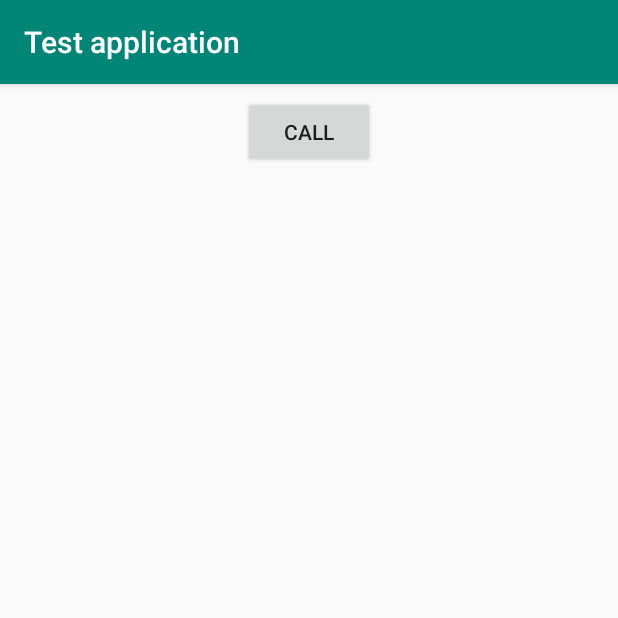
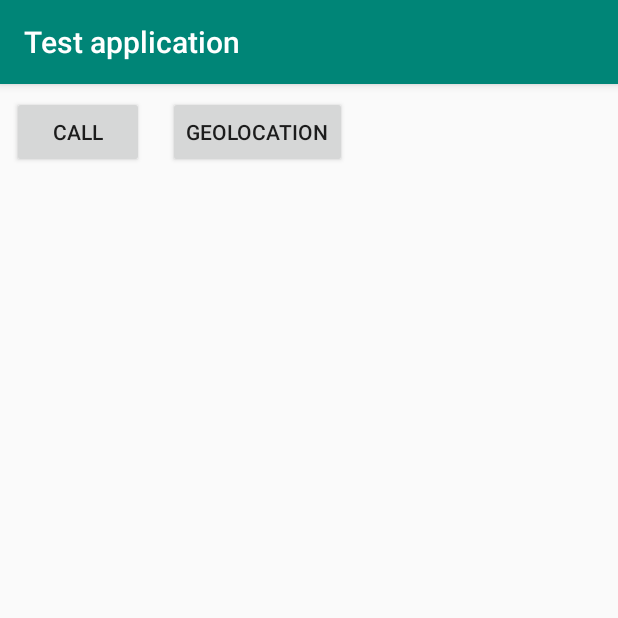
Before and after one commit to ryosaeba82/MultiTestApp, an Android app: the fragment IntentMenuFragment shown on its own in the app's theme, on a phone screen of 412 x 824 dp, the top half of it. Run offline under Robolectric (Android 15) with nearby library versions, the phone set to English and light mode, and no system bars; 1 statement that could not run was skipped.

Commit message:
* Iniziata implementazione GPS

```diff
--- a/app/src/main/java/com/starware/mpicciau/multitestapp/IntentMenuFragment.java
+++ b/app/src/main/java/com/starware/mpicciau/multitestapp/IntentMenuFragment.java
@@ -20,14 +20,19 @@ public class IntentMenuFragment extends Fragment {
         // Required empty public constructor
     }
 
+    private void Geolocation_execute(View view){
+
+    }
 
     @Override
     public View onCreateView(LayoutInflater inflater, ViewGroup container,
                              Bundle savedInstanceState) {
         // Inflate the layout for this fragment
         View view =  inflater.inflate(R.layout.fragment_intent_menu, container, false);
-        Button button = view.findViewById(R.id.button_call);
-        button.setOnClickListener(new View.OnClickListener() {
+
+        //Button Call management
+        Button button_call = view.findViewById(R.id.button_call);
+        button_call.setOnClickListener(new View.OnClickListener() {
             @Override
             public void onClick(View view) {
                 Intent intent = new Intent(getActivity(),CallActivity.class);
@@ -35,6 +40,15 @@ public class IntentMenuFragment extends Fragment {
             }
         });
 
+        //Button Geo management
+        Button button_geo = view.findViewById(R.id.button_geo);
+        button_geo.setOnClickListener(new View.OnClickListener(){
+            @Override
+            public void onClick(View view){
+                Geolocation_execute(view);
+            }
+        });
+
         return view;
     }
 }
--- a/app/src/main/res/layout/fragment_intent_menu.xml
+++ b/app/src/main/res/layout/fragment_intent_menu.xml
@@ -1,11 +1,11 @@
 <?xml version="1.0" encoding="utf-8"?>
-<android.support.constraint.ConstraintLayout xmlns:android="http://schemas.android.com/apk/res/android"
+<LinearLayout xmlns:android="http://schemas.android.com/apk/res/android"
               xmlns:app="http://schemas.android.com/apk/res-auto"
               xmlns:tools="http://schemas.android.com/tools"
               android:id="@+id/IntentLayout"
               android:layout_width="match_parent"
               android:layout_height="match_parent"
-    tools:context=".IntentMenuFragment">
+              tools:context=".IntentMenuFragment" android:orientation="horizontal">
 
     <!-- TODO: Update blank fragment layout -->
 
@@ -13,11 +13,12 @@
             android:id="@+id/button_call"
             android:layout_width="wrap_content"
             android:layout_height="wrap_content"
-        android:layout_marginStart="8dp"
-        android:layout_marginTop="8dp"
-        android:layout_marginEnd="8dp"
             android:text="@string/button_call_txt"
-        app:layout_constraintEnd_toEndOf="parent"
-        app:layout_constraintStart_toStartOf="parent"
-        app:layout_constraintTop_toTopOf="parent" />
-</android.support.constraint.ConstraintLayout>
+            style="@style/Widget.AppCompat.Button" android:layout_margin="8dp"/>
+    <Button
+            android:id="@+id/button_geo"
+            android:text="@string/button_geo"
+            android:layout_width="wrap_content"
+            android:layout_height="wrap_content"
+            style="@style/Widget.AppCompat.Button" android:layout_margin="8dp"/>
+</LinearLayout>
--- a/app/src/main/res/values/strings.xml
+++ b/app/src/main/res/values/strings.xml
@@ -6,6 +6,7 @@
     <string name="edit_phone_hint">Insert phone number</string>
     <string name="empty_phone_nb">Phone number is empty!Please fill in.</string>
     <string name="button_contacts">Contacts</string>
+    <string name="button_geo">Geolocation</string>
 
 
 </resources>
```
Also changed, not shown: 1 other file. Lines whose indentation alone changed are shown as unchanged.
